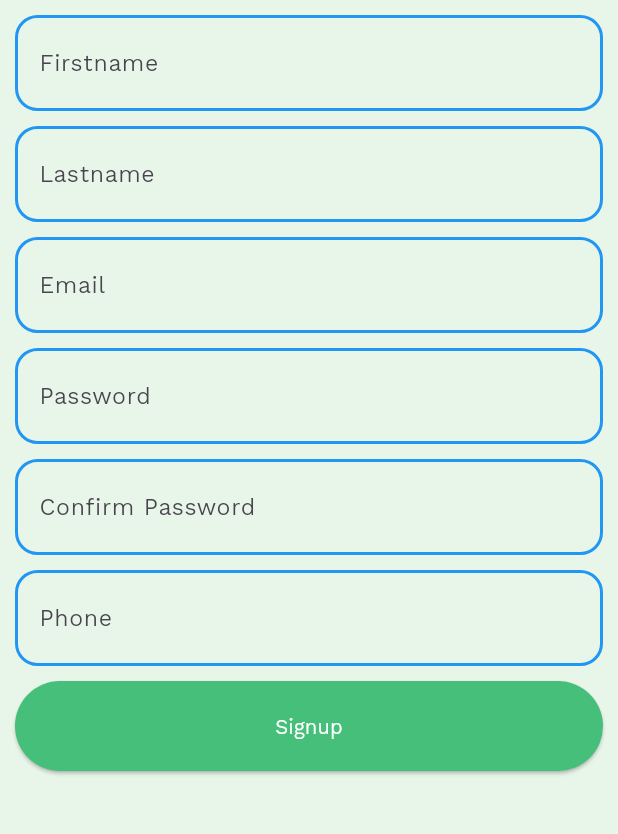
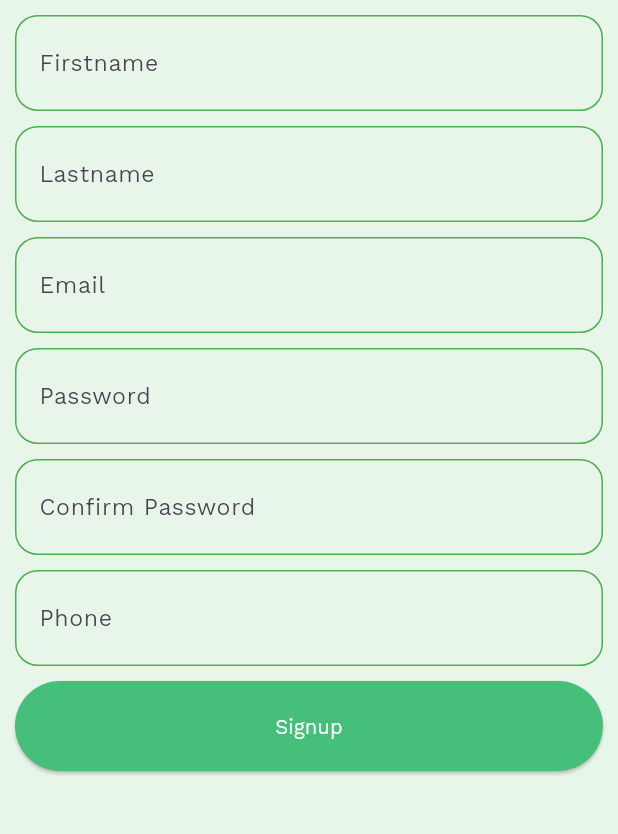
Before and after one commit to RANGSEYhome/lost_found_app, a Flutter app: the SignupScreen screen opened directly, on a phone screen of 412 x 824 dp, the part 387-1221 px from its top. Run offline on Flutter 3.47's test engine with Material 3 defaults, Android fonts, the phone set to English and light mode, and no system bars; our stand-ins replace flutter_rating_stars, flutter_secure_storage, font_awesome_flutter, image_picker, smooth_page_indicator; accounts and stored records are empty; network calls fail.

Commit message:
Refactor signup screen text fields to include keyboard type and update border colors to green

```diff
--- a/lib/modules/login_module/signup_screen.dart
+++ b/lib/modules/login_module/signup_screen.dart
@@ -77,20 +77,20 @@ class _SignupScreenState extends State<SignupScreen> {
         child: Column(
           children: <Widget>[
             imageProfile(),
-            _buildTextField("Firstname", "Enter your firstname",
+            _buildTextField("Firstname", "Enter your firstname", TextInputType.text,
                 controller: _firstnameController),
-            _buildTextField("Lastname", "Enter your lastname",
+            _buildTextField("Lastname", "Enter your lastname", TextInputType.text,
                 controller: _lastnameController),
             // _buildTextField("Username", "Enter your username", controller: _usernameController),
-            _buildTextField('Email', 'Enter your email',
+            _buildTextField('Email', 'Enter your email',  TextInputType.emailAddress,
                 isEmail: true, controller: _emailController),
-            _buildTextField('Password', 'Enter your password',
+            _buildTextField('Password', 'Enter your password', TextInputType.text,
                 isPassword: true, controller: _passwordController),
-            _buildTextField('Confirm Password', 'Re-enter your password',
+            _buildTextField('Confirm Password', 'Re-enter your password', TextInputType.text,
                 isPassword: true,
                 isConfirmPassword: true,
                 controller: _confirmPasswordController),
-            _buildTextField('Phone', 'Enter your phone number',
+            _buildTextField('Phone', 'Enter your phone number', TextInputType.phone,
                 isPhone: true, controller: _phoneController),
             _buildElevatedButton(),
           ],
@@ -99,7 +99,7 @@ class _SignupScreenState extends State<SignupScreen> {
     );
   }
 
-  Widget _buildTextField(String labelText, String hintText,
+  Widget _buildTextField(String labelText, String hintText, TextInputType inputType,
       {bool isEmail = false,
       bool isPassword = false,
       bool isConfirmPassword = false,
@@ -110,6 +110,7 @@ class _SignupScreenState extends State<SignupScreen> {
         return Container(
           margin: EdgeInsets.only(top: 10, left: 10, right: 10),
           child: TextFormField(
+            keyboardType: inputType,
             controller: controller,
             obscureText: isPassword,
             decoration: InputDecoration(
@@ -124,29 +125,29 @@ class _SignupScreenState extends State<SignupScreen> {
               enabledBorder: OutlineInputBorder(
                 borderRadius: BorderRadius.circular(15.0),
                 borderSide: BorderSide(
-                  color: Colors.blue,
-                  width: 2.0,
+                  color: Colors.green,
+                  width: 1.0,
                 ),
               ),
               border: OutlineInputBorder(
                 borderRadius: BorderRadius.circular(15.0),
                 borderSide: BorderSide(
-                  color: Colors.blue,
-                  width: 2.0,
+                  color: Colors.green,
+                  width: 1.0,
                 ),
               ),
               errorBorder: OutlineInputBorder(
                 borderRadius: BorderRadius.circular(15.0),
                 borderSide: BorderSide(
                   color: Colors.red,
-                  width: 2.0,
+                  width: 1.0,
                 ),
               ),
               focusedErrorBorder: OutlineInputBorder(
                 borderRadius: BorderRadius.circular(15.0),
                 borderSide: BorderSide(
                   color: Colors.red,
-                  width: 2.0,
+                  width: 1.0,
                 ),
               ),
               contentPadding:
```
